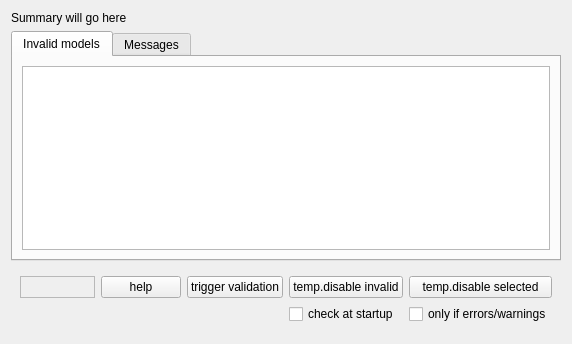
swift-project/pilotclient, file src/blackgui/components/aircraftmodelvalidationcomponent.ui: the form before one commit.
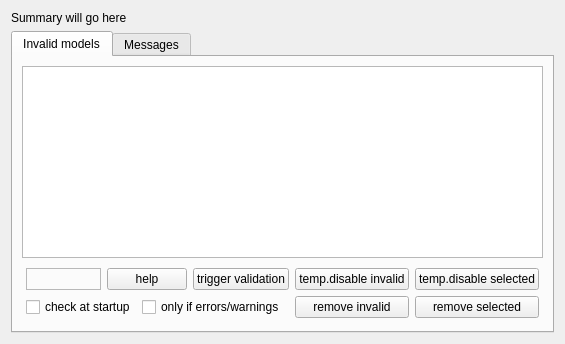
The form after the commit. Custom widgets are drawn as their Qt base class.

Commit message:
Validation dialog allows to directly removed from model set
There is some moderate riks involved here,
as this allows to change the model set in the client,
but many users have asked for this

What changed in the file:
```diff
--- a/src/blackgui/components/aircraftmodelvalidationcomponent.ui
+++ b/src/blackgui/components/aircraftmodelvalidationcomponent.ui
@@ -13,7 +13,7 @@
   <property name="windowTitle">
    <string>Model validation</string>
   </property>
-  <layout class="QVBoxLayout" name="vl_AircraftModelValidation" stretch="0,1,0">
+  <layout class="QVBoxLayout" name="vl_AircraftModelValidation" stretch="0,1">
    <item>
     <widget class="QLabel" name="lbl_Summay">
      <property name="text">
@@ -41,38 +41,22 @@
          </attribute>
         </widget>
        </item>
-      </layout>
-     </widget>
-     <widget class="QWidget" name="tb_Messages">
-      <attribute name="title">
-       <string>Messages</string>
-      </attribute>
-      <layout class="QVBoxLayout" name="vl_Messages">
-       <item>
-        <widget class="BlackGui::Components::CLogComponent" name="comp_Messages">
-         <property name="frameShape">
-          <enum>QFrame::StyledPanel</enum>
-         </property>
-         <property name="frameShadow">
-          <enum>QFrame::Raised</enum>
-         </property>
-        </widget>
-       </item>
-      </layout>
-     </widget>
-    </widget>
-   </item>
    <item>
     <widget class="QWidget" name="wi_Buttons" native="true">
-     <layout class="QGridLayout" name="gridLayout">
-      <item row="0" column="5">
-       <widget class="QPushButton" name="pb_TempDisableSelected">
-        <property name="text">
-         <string>temp.disable selected</string>
-        </property>
-       </widget>
-      </item>
-      <item row="0" column="1">
+         <layout class="QGridLayout" name="gl_Buttons">
+          <property name="leftMargin">
+           <number>4</number>
+          </property>
+          <property name="topMargin">
+           <number>4</number>
+          </property>
+          <property name="rightMargin">
+           <number>4</number>
+          </property>
+          <property name="bottomMargin">
+           <number>4</number>
+          </property>
+          <item row="0" column="0">
        <widget class="BlackGui::Components::CSimulatorSelector" name="comp_Simulator">
         <property name="minimumSize">
          <size>
@@ -88,42 +72,115 @@
         </property>
        </widget>
       </item>
-      <item row="0" column="3">
+          <item row="1" column="3">
+           <widget class="QPushButton" name="pb_RemoveInvalid">
+            <property name="text">
+             <string>remove invalid</string>
+            </property>
+           </widget>
+          </item>
+          <item row="0" column="2">
        <widget class="QPushButton" name="pb_TriggerValidation">
         <property name="text">
          <string>trigger validation</string>
         </property>
        </widget>
       </item>
-      <item row="0" column="4">
-       <widget class="QPushButton" name="pb_TempDisableInvalid">
-        <property name="text">
-         <string>temp.disable invalid</string>
-        </property>
-       </widget>
-      </item>
-      <item row="0" column="2">
-       <widget class="QPushButton" name="pb_help">
-        <property name="text">
-         <string>help</string>
-        </property>
-       </widget>
-      </item>
-      <item row="1" column="4">
+          <item row="1" column="0" colspan="3">
+           <widget class="QWidget" name="wi_Enable" native="true">
+            <layout class="QHBoxLayout" name="hl_Enable">
+             <property name="leftMargin">
+              <number>0</number>
+             </property>
+             <property name="topMargin">
+              <number>0</number>
+             </property>
+             <property name="rightMargin">
+              <number>0</number>
+             </property>
+             <property name="bottomMargin">
+              <number>0</number>
+             </property>
+             <item>
        <widget class="QCheckBox" name="cb_EnableStartupCheck">
         <property name="text">
          <string>check at startup</string>
         </property>
        </widget>
       </item>
-      <item row="1" column="5">
+             <item>
        <widget class="QCheckBox" name="cb_OnlyIfErrorsOrWarnings">
         <property name="text">
          <string>only if errors/warnings</string>
         </property>
        </widget>
       </item>
-     </layout>
+             <item>
+              <spacer name="hs_Enable">
+               <property name="orientation">
+                <enum>Qt::Horizontal</enum>
+               </property>
+               <property name="sizeHint" stdset="0">
+                <size>
+                 <width>40</width>
+                 <height>20</height>
+                </size>
+               </property>
+              </spacer>
+             </item>
+            </layout>
+           </widget>
+          </item>
+          <item row="1" column="4">
+           <widget class="QPushButton" name="pb_RemoveSelected">
+            <property name="text">
+             <string>remove selected</string>
+            </property>
+           </widget>
+          </item>
+          <item row="0" column="3">
+           <widget class="QPushButton" name="pb_TempDisableInvalid">
+            <property name="text">
+             <string>temp.disable invalid</string>
+            </property>
+           </widget>
+          </item>
+          <item row="0" column="4">
+           <widget class="QPushButton" name="pb_TempDisableSelected">
+            <property name="text">
+             <string>temp.disable selected</string>
+            </property>
+           </widget>
+          </item>
+          <item row="0" column="1">
+           <widget class="QPushButton" name="pb_Help">
+            <property name="text">
+             <string>help</string>
+            </property>
+           </widget>
+          </item>
+         </layout>
+        </widget>
+       </item>
+      </layout>
+     </widget>
+     <widget class="QWidget" name="tb_Messages">
+      <attribute name="title">
+       <string>Messages</string>
+      </attribute>
+      <layout class="QVBoxLayout" name="vl_Messages">
+       <item>
+        <widget class="BlackGui::Components::CLogComponent" name="comp_Messages">
+         <property name="frameShape">
+          <enum>QFrame::StyledPanel</enum>
+         </property>
+         <property name="frameShadow">
+          <enum>QFrame::Raised</enum>
+         </property>
+        </widget>
+       </item>
+      </layout>
+     </widget>
     </widget>
    </item>
   </layout>
```
Left out of the diff: 7 changed lines with no effect on the pictures. Lines whose indentation alone changed are shown as unchanged. The commit also changes 2 other files.
